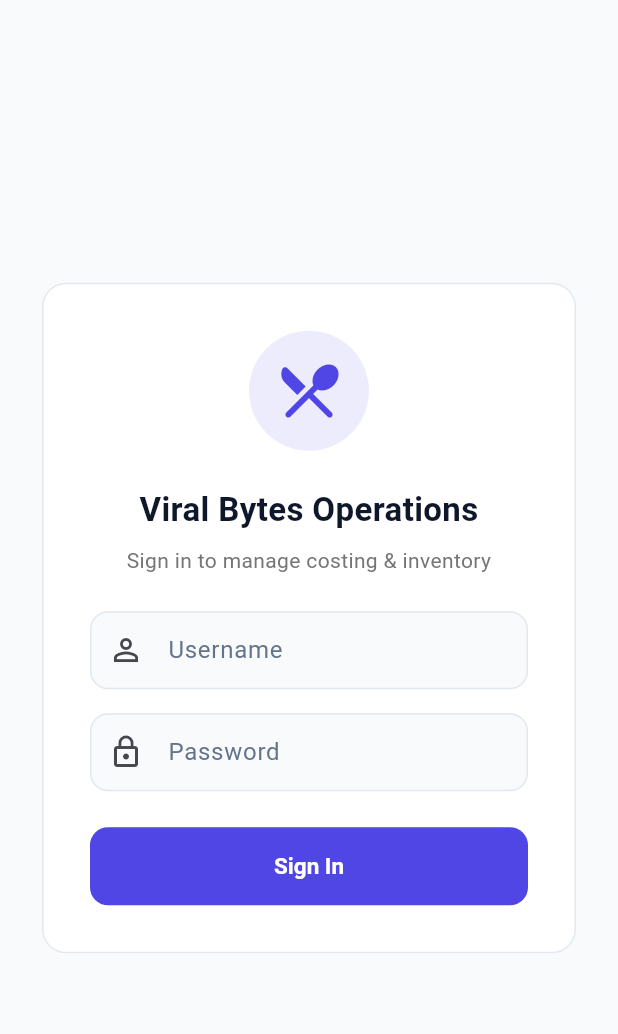
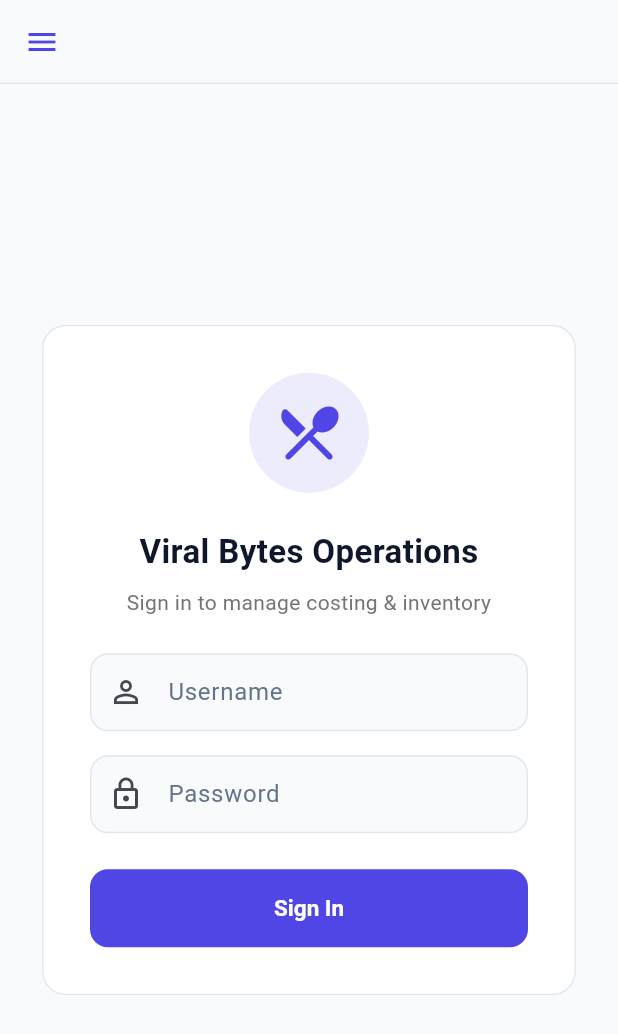
Before and after one commit to zaidkhan1009/flamehouse-app, a Flutter app: the screen it shows after launch, on a phone screen of 412 x 824 dp. Shown: the top 1034 px of the screen. Run offline on Flutter 3.47's test engine with Material 3 defaults, Android fonts, the phone set to English and light mode, and no system bars; our stand-ins replace dio, flutter_dotenv, share_plus, shared_preferences.

Commit message:
feat: add app sharing drawer on login screen for Android

```diff
--- a/lib/features/auth/login_screen.dart
+++ b/lib/features/auth/login_screen.dart
@@ -1,4 +1,5 @@
 import 'package:flutter/material.dart';
+import '../../core/share_helper.dart';
 import '../dashboard/dashboard_screen.dart';
 import 'auth_service.dart';
 
@@ -72,8 +73,57 @@ class _LoginScreenState extends State<LoginScreen> {
   @override
   Widget build(BuildContext context) {
     final theme = Theme.of(context);
+    final isAndroid = theme.platform == TargetPlatform.android;
 
     return Scaffold(
+      appBar: isAndroid
+          ? AppBar(
+              backgroundColor: Colors.transparent,
+              elevation: 0,
+              iconTheme: IconThemeData(color: theme.colorScheme.primary),
+            )
+          : null,
+      drawer: isAndroid
+          ? Drawer(
+              child: ListView(
+                padding: EdgeInsets.zero,
+                children: [
+                  DrawerHeader(
+                    decoration: const BoxDecoration(
+                      gradient: LinearGradient(
+                        colors: [Color(0xFF4F46E5), Color(0xFF6366F1)],
+                      ),
+                    ),
+                    child: Column(
+                      crossAxisAlignment: CrossAxisAlignment.start,
+                      mainAxisAlignment: MainAxisAlignment.end,
+                      children: [
+                        Container(
+                          padding: const EdgeInsets.all(8.0),
+                          decoration: const BoxDecoration(
+                            color: Colors.white24,
+                            shape: BoxShape.circle,
+                          ),
+                          child: const Icon(Icons.restaurant_menu_rounded, color: Colors.white, size: 32),
+                        ),
+                        const SizedBox(height: 12),
+                        const Text('Flamehouse', style: TextStyle(color: Colors.white, fontSize: 20, fontWeight: FontWeight.bold)),
+                        const Text('Operations Console', style: TextStyle(color: Colors.white70, fontSize: 13)),
+                      ],
+                    ),
+                  ),
+                  ListTile(
+                    leading: const Icon(Icons.share_outlined),
+                    title: const Text('Share App'),
+                    onTap: () {
+                      Navigator.pop(context);
+                      shareAppApk(context);
+                    },
+                  ),
+                ],
+              ),
+            )
+          : null,
       body: Center(
         child: SingleChildScrollView(
           padding: const EdgeInsets.all(24.0),
```
Also changed, not shown: lib/core/share_helper.dart (added, +63 -0 lines), lib/features/dashboard/dashboard_screen.dart (+3 -62 lines).
